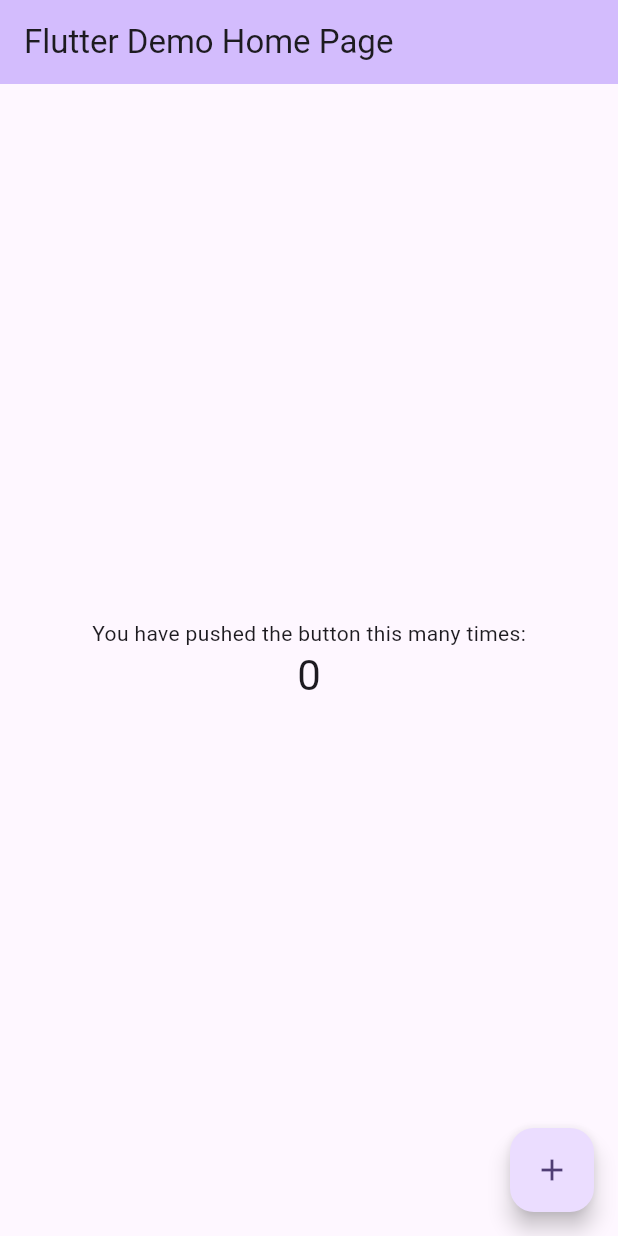
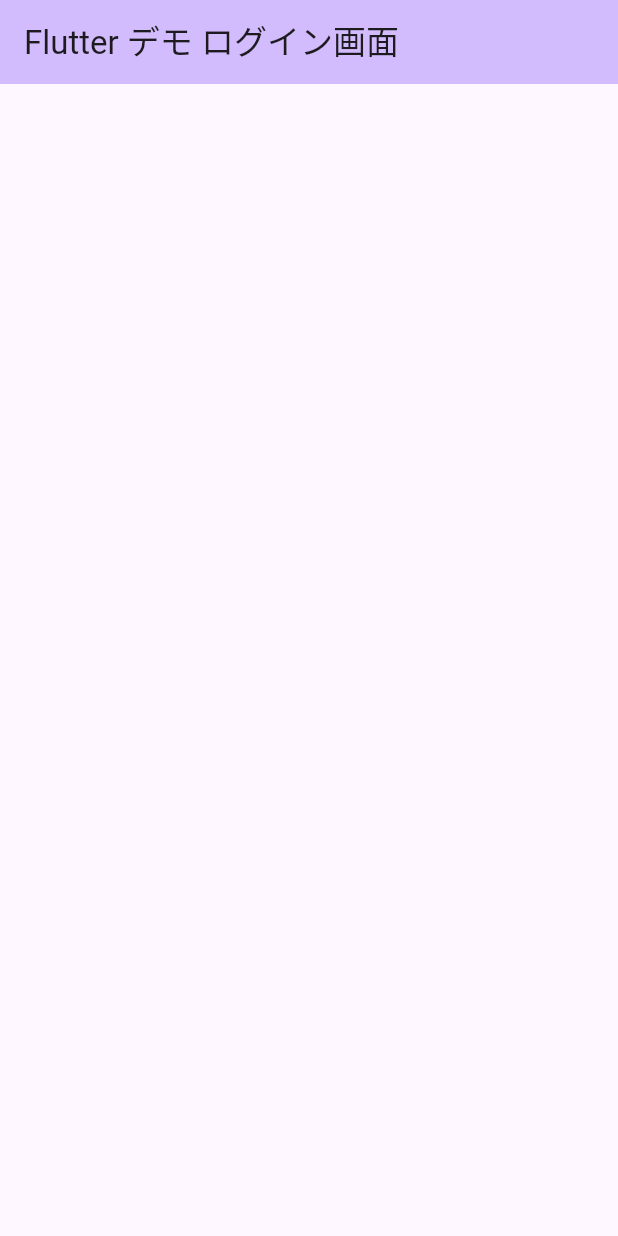
Before and after one commit to Kodai-study/flutter_study, a Flutter app: the screen it shows after launch, on a phone screen of 412 x 824 dp. Run offline on Flutter 3.47's test engine with Material 3 defaults, Android fonts, the phone set to English and light mode, and no system bars.

Commit message:
アプリ初期化
使わないウィジットの削除と、タイトルの変更

```diff
--- a/lib/main.dart
+++ b/lib/main.dart
@@ -15,7 +15,7 @@ class MyApp extends StatelessWidget {
         colorScheme: ColorScheme.fromSeed(seedColor: Colors.deepPurple),
         useMaterial3: true,
       ),
-      home: const MyHomePage(title: 'Flutter Demo Home Page'),
+      home: const MyHomePage(title: 'Flutter デモ ログイン画面'),
     );
   }
 }
@@ -30,14 +30,6 @@ class MyHomePage extends StatefulWidget {
 }
 
 class _MyHomePageState extends State<MyHomePage> {
-  int _counter = 0;
-
-  void _incrementCounter() {
-    setState(() {
-      _counter++;
-    });
-  }
-
   @override
   Widget build(BuildContext context) {
     return Scaffold(
@@ -45,25 +37,9 @@ class _MyHomePageState extends State<MyHomePage> {
         backgroundColor: Theme.of(context).colorScheme.inversePrimary,
         title: Text(widget.title),
       ),
-      body: Center(
-        child: Column(
-          mainAxisAlignment: MainAxisAlignment.center,
-          children: <Widget>[
-            const Text(
-              'You have pushed the button this many times:',
-            ),
-            Text(
-              '$_counter',
-              style: Theme.of(context).textTheme.headlineMedium,
-            ),
-          ],
-        ),
+      body: const Center(
+        child: Column(),
       ),
-      floatingActionButton: FloatingActionButton(
-        onPressed: _incrementCounter,
-        tooltip: 'Increment',
-        child: const Icon(Icons.add),
-      ), // This trailing comma makes auto-formatting nicer for build methods.
     );
   }
 }
```
